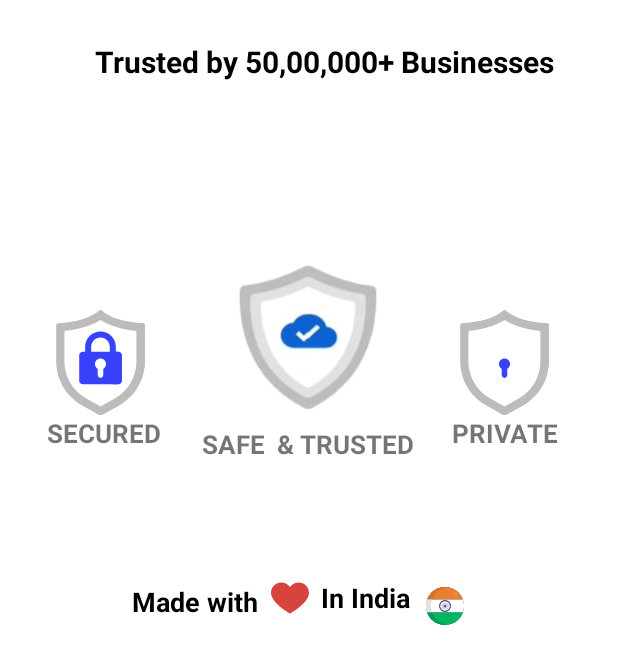
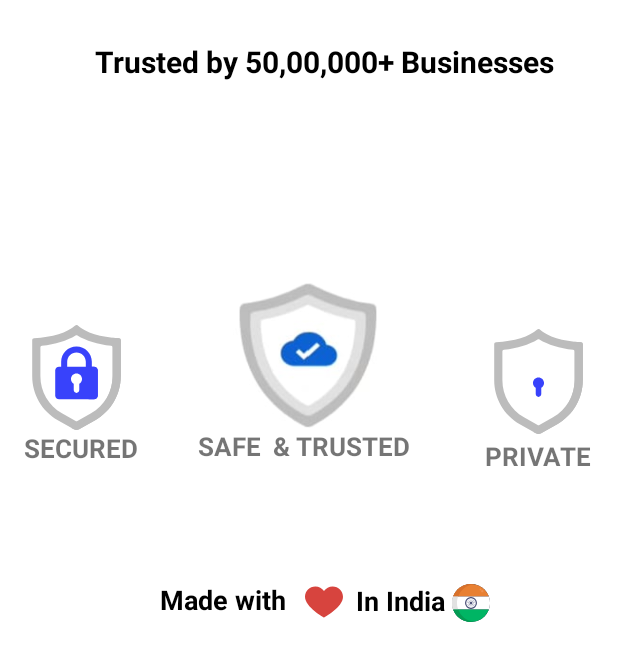
Before and after one commit to lucifernipun22/okCredit, an Android app: the SplashScreen2 screen opened directly, with no data from a screen before it, on a phone screen of 412 x 824 dp, the part 587-1236 px from its top. Run offline under Robolectric (Android 15) with nearby library versions, the phone set to English and light mode, and no system bars.

Commit message:
"splash edit"

```diff
--- a/app/src/main/AndroidManifest.xml
+++ b/app/src/main/AndroidManifest.xml
@@ -20,13 +20,13 @@
         <activity android:name=".Views.activities.LanguageSelect" >
         </activity>
         <activity android:name=".Views.activities.SplashScreen1">
-
-        </activity>
-        <activity android:name=".Views.activities.MainActivity" >
             <intent-filter>
                 <action android:name="android.intent.action.MAIN" />
                 <category android:name="android.intent.category.LAUNCHER" />
             </intent-filter>
+        </activity>
+        <activity android:name=".Views.activities.MainActivity" >
+
         </activity>
         <activity android:name=".Views.activities.SplashScreen2" />
 
--- a/app/src/main/res/layout/activity_splash_screen2.xml
+++ b/app/src/main/res/layout/activity_splash_screen2.xml
@@ -74,33 +74,29 @@
         android:layout_width="wrap_content"
         android:layout_height="wrap_content"
         android:layout_gravity="bottom"
-        android:layout_marginStart="31dp"
-        android:layout_marginTop="109dp"
-        android:layout_marginEnd="310dp"
-        android:layout_marginBottom="113dp"
+
         android:background="@drawable/ic_security"
         app:layout_constraintBottom_toBottomOf="parent"
-        app:layout_constraintEnd_toEndOf="parent"
+        app:layout_constraintEnd_toStartOf="@+id/linearLayout3"
+        app:layout_constraintHorizontal_bias="0.117"
         app:layout_constraintStart_toStartOf="parent"
-        app:layout_constraintTop_toBottomOf="@+id/textView" />
+        app:layout_constraintTop_toBottomOf="@+id/linearLayout2"
+        app:layout_constraintVertical_bias="0.589" />
 
     <TextView
         android:id="@+id/secured"
         android:layout_width="wrap_content"
         android:layout_height="wrap_content"
-        android:layout_marginStart="31dp"
-        android:layout_marginEnd="306dp"
-        android:layout_marginBottom="90dp"
+
         android:text="SECURED"
         android:textSize="@dimen/dp_17"
         android:textStyle="bold"
         app:layout_constraintBottom_toBottomOf="parent"
-        app:layout_constraintEnd_toEndOf="parent"
+        app:layout_constraintEnd_toStartOf="@+id/linearLayout3"
         app:layout_constraintHorizontal_bias="0.0"
-        app:layout_constraintStart_toStartOf="parent"
+        app:layout_constraintStart_toStartOf="@+id/secure"
         app:layout_constraintTop_toBottomOf="@+id/secure"
         app:layout_constraintVertical_bias="0.0" />
-
 
     <ImageView
         android:id="@+id/imageView3"
@@ -112,54 +108,51 @@
         app:layout_constraintHorizontal_bias="0.498"
         app:layout_constraintStart_toStartOf="parent"
         app:layout_constraintTop_toBottomOf="@+id/textView"
-        app:layout_constraintVertical_bias="0.427" />
+        app:layout_constraintVertical_bias="0.47" />
 
     <ImageView
         android:id="@+id/Private"
         android:layout_width="wrap_content"
         android:layout_height="wrap_content"
         android:layout_gravity="bottom"
-        android:layout_marginStart="190dp"
-        android:layout_marginTop="109dp"
-        android:layout_marginEnd="31dp"
-        android:layout_marginBottom="113dp"
+
         android:background="@drawable/ic_private"
         app:layout_constraintBottom_toBottomOf="parent"
         app:layout_constraintEnd_toEndOf="parent"
-        app:layout_constraintStart_toEndOf="@+id/secure"
-        app:layout_constraintTop_toBottomOf="@+id/textView" />
+        app:layout_constraintHorizontal_bias="0.79"
+        app:layout_constraintStart_toEndOf="@+id/imageView3"
+        app:layout_constraintTop_toBottomOf="@+id/textView"
+        app:layout_constraintVertical_bias="0.534" />
 
     <TextView
         android:id="@+id/tvsecure"
         android:layout_width="wrap_content"
         android:layout_height="wrap_content"
-        android:layout_marginStart="33dp"
-        android:layout_marginEnd="32dp"
-        android:layout_marginBottom="68dp"
+
         android:text="SAFE  &amp; TRUSTED"
         android:textSize="@dimen/dp_17"
         android:textStyle="bold"
-        app:layout_constraintBottom_toTopOf="@+id/textView3"
-        app:layout_constraintEnd_toStartOf="@+id/tvprivate"
-        app:layout_constraintStart_toEndOf="@+id/secured"
-        app:layout_constraintTop_toBottomOf="@+id/imageView3" />
+        app:layout_constraintBottom_toBottomOf="parent"
+        app:layout_constraintEnd_toEndOf="parent"
+        app:layout_constraintHorizontal_bias="0.487"
+        app:layout_constraintStart_toStartOf="parent"
+        app:layout_constraintTop_toBottomOf="@+id/imageView3"
+        app:layout_constraintVertical_bias="0.0" />
 
     <TextView
         android:id="@+id/tvprivate"
         android:layout_width="wrap_content"
         android:layout_height="wrap_content"
-        android:layout_marginStart="199dp"
-        android:layout_marginEnd="40dp"
-        android:layout_marginBottom="90dp"
+
         android:text="PRIVATE"
         android:textSize="@dimen/dp_17"
         android:textStyle="bold"
         app:layout_constraintBottom_toBottomOf="parent"
         app:layout_constraintEnd_toEndOf="parent"
-        app:layout_constraintHorizontal_bias="1.0"
-        app:layout_constraintStart_toEndOf="@+id/secured"
-        app:layout_constraintTop_toBottomOf="@+id/Private"
-        app:layout_constraintVertical_bias="0.0" />
+        app:layout_constraintHorizontal_bias="0.947"
+        app:layout_constraintStart_toStartOf="parent"
+        app:layout_constraintTop_toBottomOf="@+id/linearLayout3"
+        app:layout_constraintVertical_bias="0.382" />
 
     <TextView
         android:id="@+id/textView2"
@@ -171,58 +164,49 @@
         android:textStyle="bold"
         app:layout_constraintBottom_toBottomOf="parent"
         app:layout_constraintEnd_toEndOf="parent"
-        app:layout_constraintHorizontal_bias="0.268"
+        app:layout_constraintHorizontal_bias="0.326"
         app:layout_constraintStart_toStartOf="parent"
-        app:layout_constraintTop_toBottomOf="@+id/textView"
-        app:layout_constraintVertical_bias="0.945" />
+        app:layout_constraintTop_toBottomOf="@+id/imageView3"
+        app:layout_constraintVertical_bias="0.83" />
 
     <ImageView
         android:id="@+id/imageView2"
         android:layout_width="wrap_content"
         android:layout_height="wrap_content"
-        android:layout_marginStart="10dp"
-        android:layout_marginTop="252dp"
-        android:layout_marginEnd="9dp"
-        android:layout_marginBottom="10dp"
         android:background="@drawable/ic_heart"
         app:layout_constraintBottom_toBottomOf="parent"
-        app:layout_constraintEnd_toStartOf="@+id/textView3"
-        app:layout_constraintStart_toEndOf="@+id/textView2"
-        app:layout_constraintTop_toBottomOf="@+id/textView"
-        app:layout_constraintVertical_bias="0.872" />
+        app:layout_constraintEnd_toEndOf="parent"
+        app:layout_constraintHorizontal_bias="0.525"
+        app:layout_constraintStart_toStartOf="parent"
+        app:layout_constraintTop_toBottomOf="@+id/imageView3"
+        app:layout_constraintVertical_bias="0.848" />
 
     <TextView
         android:id="@+id/textView3"
         android:layout_width="wrap_content"
         android:layout_height="wrap_content"
-        android:layout_marginStart="49dp"
-        android:layout_marginTop="252dp"
-        android:layout_marginEnd="146dp"
-        android:layout_marginBottom="16dp"
         android:text="In India"
         android:textColor="@color/black"
         android:textSize="@dimen/sp_18"
         android:textStyle="bold"
         app:layout_constraintBottom_toBottomOf="parent"
         app:layout_constraintEnd_toEndOf="parent"
-        app:layout_constraintStart_toEndOf="@+id/textView2"
-        app:layout_constraintTop_toBottomOf="@+id/textView"
-        app:layout_constraintVertical_bias="0.928" />
+        app:layout_constraintHorizontal_bias="0.673"
+        app:layout_constraintStart_toStartOf="parent"
+        app:layout_constraintTop_toTopOf="@+id/tvsecure"
+        app:layout_constraintVertical_bias="0.838" />
 
     <ImageView
+        android:id="@+id/imageView4"
         android:layout_width="wrap_content"
         android:layout_height="wrap_content"
-        android:layout_marginStart="11dp"
-        android:layout_marginTop="292dp"
-        android:layout_marginEnd="110dp"
-        android:layout_marginBottom="16dp"
         android:background="@drawable/ic_india"
         app:layout_constraintBottom_toBottomOf="parent"
         app:layout_constraintEnd_toEndOf="parent"
-        app:layout_constraintHorizontal_bias="0.133"
+        app:layout_constraintHorizontal_bias="0.052"
         app:layout_constraintStart_toEndOf="@+id/textView3"
-        app:layout_constraintTop_toBottomOf="@+id/textView"
-        app:layout_constraintVertical_bias="1.0" />
+        app:layout_constraintTop_toBottomOf="@+id/Private"
+        app:layout_constraintVertical_bias="0.846" />
 
 
 </androidx.constraintlayout.widget.ConstraintLayout>
```
